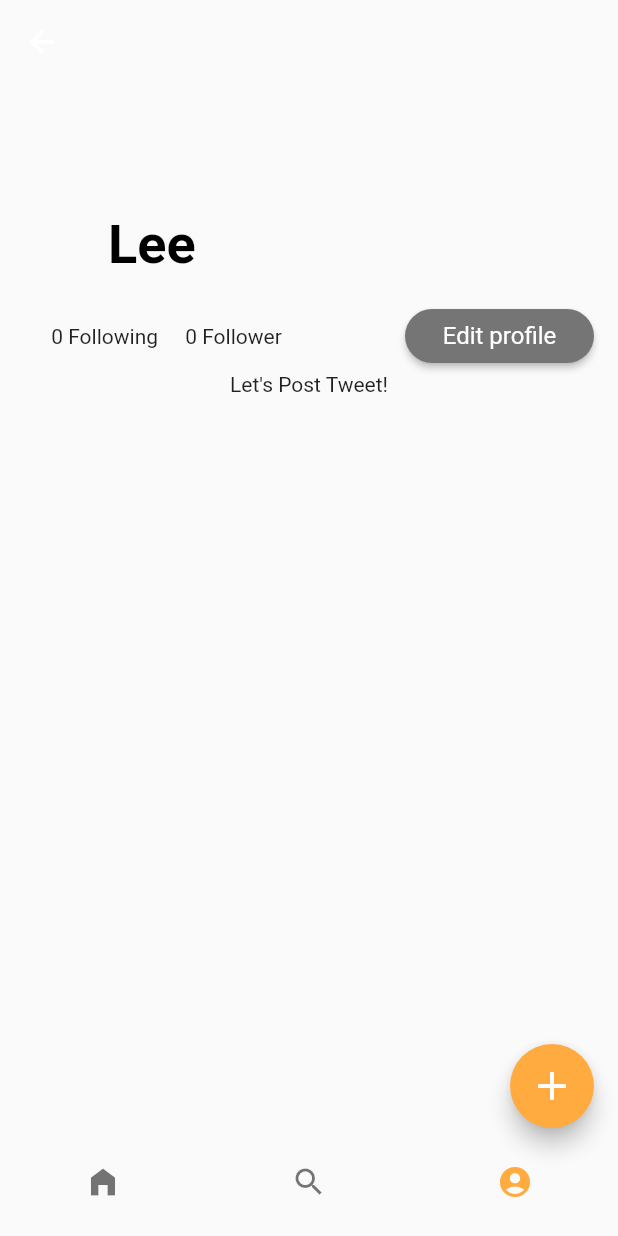
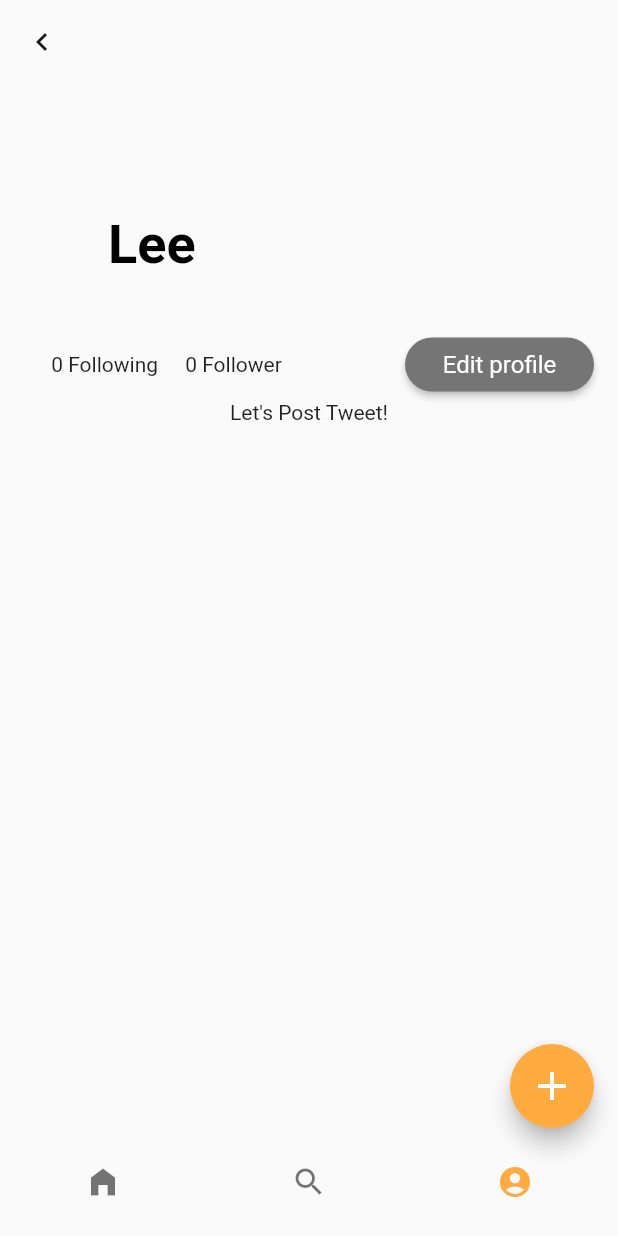
Before and after one commit to JunH1004/Twitter_Clone_FlutterWithSQL, a Flutter app: the HomePage screen opened directly, item 3 of the bottom bar chosen, on a phone screen of 412 x 824 dp. Run offline on Flutter 3.47's test engine with Material 2 defaults, Android fonts, the phone set to English and light mode, and no system bars; missing offline and left inert: mysql_client.

Commit message:
intro, 프로필 편집

```diff
--- a/twitter_clone/lib/main_style.dart
+++ b/twitter_clone/lib/main_style.dart
@@ -53,6 +53,12 @@ class MyButtonStyles{
     backgroundColor: mainTheme.canvasColor,
       side: BorderSide(width: 1, color: Colors.black)
   );
+  static final b3 = FilledButton.styleFrom(
+      shape: RoundedRectangleBorder(
+        borderRadius: BorderRadius.circular(32.0),
+      ),
+      backgroundColor: Colors.redAccent,
+  );
 }
 
 class CardStyles{
--- a/twitter_clone/lib/ui/home_page.dart
+++ b/twitter_clone/lib/ui/home_page.dart
@@ -6,7 +6,6 @@ import 'package:twitter_clone/ui/board.dart';
 import 'package:twitter_clone/ui/homepage_tabs/home_tab.dart';
 import 'package:twitter_clone/ui/homepage_tabs/search_tab.dart';
 import 'package:twitter_clone/ui/post_page.dart';
-import 'package:twitter_clone/ui/profile/my_profile_page.dart';
 import 'package:twitter_clone/ui/profile/profile_page.dart';
 import 'package:twitter_clone/user_info_provider.dart';
 
@@ -44,7 +43,7 @@ class _HomePageState extends State<HomePage> {
           body: [
             HomepageTab(),
             SearchTab(),
-            MyProfilePage(userID, userName)
+            ProfilePage(userID, context.watch<UserInfoProvider>().getUserName())
           ][_mainIndex],
           floatingActionButton: FloatingActionButton(
             backgroundColor: mainTheme.primaryColor,
--- a/twitter_clone/lib/ui/profile/my_profile_page.dart
+++ /dev/null
@@ -1,233 +0,0 @@
-import 'package:flutter/material.dart';
-import 'package:provider/provider.dart';
-import 'package:twitter_clone/database_provider.dart';
-import 'package:twitter_clone/main_style.dart';
-import 'package:twitter_clone/ui/board.dart';
-import 'package:twitter_clone/ui/components/follow_btn.dart';
-import 'package:twitter_clone/ui/profile/following_list_page.dart';
-import 'package:twitter_clone/user_info_provider.dart';
-
-import 'follower_list_page.dart';
-
-class MyProfilePage extends StatefulWidget {
-  int userId;
-  String userName;
-
-  MyProfilePage(this.userId, this.userName);
-
-  @override
-  State<MyProfilePage> createState() => _ProfilePageState();
-}
-
-class _ProfilePageState extends State<MyProfilePage> {
-  bool isMe = false;
-  int followingCount = 0;
-  int followerCount = 0;
-
-  @override
-  void initState() {
-    super.initState();
-    if (context.read<UserInfoProvider>().getUserId() == widget.userId) {
-      isMe = true;
-      print('isME');
-    }
-  }
-  Future<void> _refresh() async {
-    await Future.delayed(Duration(seconds: 1));
-    setState(() {
-      print('ref');
-    });
-  }
-
-  @override
-  Widget build(BuildContext context) {
-    print('my : ${widget.userId}');
-    return Scaffold(
-      body: RefreshIndicator(
-        onRefresh: _refresh,
-        child: CustomScrollView(
-          slivers: [
-            SliverAppBar(
-              pinned: true,
-              expandedHeight: 200.0,
-              backgroundColor: mainTheme.canvasColor,
-              flexibleSpace: FlexibleSpaceBar(
-                title: Text(widget.userName, style: MyTextStyles.h2_b),
-              ),
-            ),
-            SliverToBoxAdapter(
-              child: Container(
-                margin: EdgeInsets.fromLTRB(16, 0, 16, 0),
-                child: Row(
-                  mainAxisAlignment: MainAxisAlignment.spaceEvenly,
-                  children: [
-                    Expanded(
-                      child: UserFollowInfo(widget.userId, onUpdate: _updateCounts),
-                    ),
-                    Expanded(
-                        child:
-                        Container(
-                            margin: EdgeInsets.fromLTRB(64, 0, 0, 0),
-                            child:
-                            isMe == false?
-                            FollowBtn(widget.userId, onUpdate: _updateCounts)
-                                :
-                            ElevatedButton(
-                              style: MyButtonStyles.b1_off,
-                              onPressed: () {},
-                              child: Text("Edit profile", style: MyTextStyles.h3_w),
-                            )
-                        )
-                    ),
-                  ],
-                ),
-              ),
-            ),
-            UserTweets(widget.userId),
-          ],
-        ),
-      ),
-    );
-  }
-
-  // 팔로잉 및 팔로워 수 업데이트
-  void _updateCounts() {
-    setState(() {
-    });
-  }
-}
-
-class UserFollowInfo extends StatefulWidget {
-  UserFollowInfo(this.userID, {required this.onUpdate});
-
-  final int userID;
-  final Function() onUpdate;
-
-  @override
-  State<UserFollowInfo> createState() => _UserFollowInfoState();
-}
-
-class _UserFollowInfoState extends State<UserFollowInfo> {
-
-  @override
-  void initState() {
-    super.initState();
-  }
-
-  @override
-  Widget build(BuildContext context) {
-    return FutureBuilder<Map<String, dynamic>>(
-      future: DatabaseProvider().getUserInfo(widget.userID),
-      builder: (context, snapshot) {
-        if (snapshot.connectionState == ConnectionState.waiting) {
-          return Row(
-            mainAxisAlignment: MainAxisAlignment.spaceEvenly,
-            children: [
-              Text('0 Following'),
-              Text('0 Follower'),
-            ],
-          );
-        } else if (snapshot.hasError) {
-          return Row(
-            mainAxisAlignment: MainAxisAlignment.spaceEvenly,
-            children: [
-              Text('0 Following'),
-              Text('0 Follower'),
-            ],
-          );
-        } else if (!snapshot.hasData || snapshot.data!.isEmpty) {
-          return Row(
-            mainAxisAlignment: MainAxisAlignment.spaceEvenly,
-            children: [
-              Text('0 Following'),
-              Text('0 Follower'),
-            ],
-          );
-        } else {
-          Map<String, dynamic> userInfo = snapshot.data!;
-          int following = int.parse(userInfo['following_cnt']);
-          int followers = int.parse(userInfo['follower_cnt']); // 업데이트 콜백 호출
-
-          return Row(
-            mainAxisAlignment: MainAxisAlignment.spaceEvenly,
-            children: [
-              TextButton(
-                onPressed: (){
-                  Navigator.push(context, MaterialPageRoute(
-                      builder: (BuildContext context) =>
-                          FollowingListPage(int.parse(userInfo['user_id']))
-                  ));
-                },
-                child: Text('$following Following'),
-              ),
-              TextButton(
-                onPressed: (){
-                  Navigator.push(context, MaterialPageRoute(
-                      builder: (BuildContext context) =>
-                          FollowerListPage(int.parse(userInfo['user_id']))
-                  ));
-                },
-                child:Text('$followers Follower'),
-              ),
-            ],
-          );
-        }
-      },
-    );
-  }
-}
-
-class UserTweets extends StatefulWidget {
-  UserTweets(this.userID);
-
-  int userID;
-
-  @override
-  State<UserTweets> createState() => _UserTweetsState();
-}
-
-class _UserTweetsState extends State<UserTweets> {
-  @override
-  Widget build(BuildContext context) {
-    return FutureBuilder<List<Map<String, dynamic>>>(
-      future: DatabaseProvider().getUserTweets(widget.userID),
-      builder: (context, snapshot) {
-        if (snapshot.connectionState == ConnectionState.waiting) {
-          return SliverToBoxAdapter(
-            child: Center(
-              child: CircularProgressIndicator(),
-            ),
-          );
-        } else if (snapshot.hasError) {
-          return SliverToBoxAdapter(
-            child: Center(
-              child: Text('Error: ${snapshot.error}'),
-            ),
-          );
-        } else if (!snapshot.hasData || snapshot.data!.isEmpty) {
-          return SliverToBoxAdapter(
-            child: Center(
-              child: Text("Let's Post Tweet!",),
-            ),
-          );
-        } else {
-          List<Map<String, dynamic>> tweets = snapshot.data!;
-          return SliverList(
-            delegate: SliverChildBuilderDelegate(
-                  (BuildContext context, int index) {
-                return Board(
-                  int.parse(tweets[index]['tweet_id']),
-                  int.parse(tweets[index]['user_id']),
-                  tweets[index]['user_name'].toString(),
-                  tweets[index]['created_at'].toString(),
-                  tweets[index]['content'].toString(),
-                );
-              },
-              childCount: tweets.length,
-            ),
-          );
-        }
-      },
-    );
-  }
-}
--- a/twitter_clone/lib/ui/profile/profile_page.dart
+++ b/twitter_clone/lib/ui/profile/profile_page.dart
@@ -7,12 +7,12 @@ import 'package:twitter_clone/ui/components/follow_btn.dart';
 import 'package:twitter_clone/ui/profile/following_list_page.dart';
 import 'package:twitter_clone/user_info_provider.dart';
 
+import '../config_page.dart';
 import 'follower_list_page.dart';
 
 class ProfilePage extends StatefulWidget {
   int userId;
   String userName;
-
   ProfilePage(this.userId, this.userName);
 
   @override
@@ -21,8 +21,6 @@ class ProfilePage extends StatefulWidget {
 
 class _ProfilePageState extends State<ProfilePage> {
   bool isMe = false;
-  int followingCount = 0;
-  int followerCount = 0;
 
   @override
   void initState() {
@@ -31,6 +29,14 @@ class _ProfilePageState extends State<ProfilePage> {
       isMe = true;
       print('isME');
     }
+    getUserIntro();
+  }
+  Future<void> getUserIntro() async {
+    Map<String, dynamic> userInfo = await context.read<DatabaseProvider>().getUserInfo(widget.userId);
+    setState(() {
+      String intro = userInfo['intro'] ?? "";
+      context.read<UserInfoProvider>().setIntro(intro);
+    });
   }
   Future<void> _refresh() async {
     await Future.delayed(Duration(seconds: 1));
@@ -53,17 +59,22 @@ class _ProfilePageState extends State<ProfilePage> {
               flexibleSpace: FlexibleSpaceBar(
                 title: Text(widget.userName, style: MyTextStyles.h2_b),
               ),
-              leading: IconButton(
+              leading: Navigator.of(context).canPop()
+                  ? IconButton(
                 icon: Icon(Icons.keyboard_arrow_left, color: MyColors.black),
                 onPressed: () {
-                  Navigator.pop(context, (route) => route.isFirst);
+                  Navigator.pop(context);
                 },
-              ),
+              )
+                  : null,
             ),
             SliverToBoxAdapter(
               child: Container(
                 margin: EdgeInsets.fromLTRB(16, 0, 16, 0),
-                child: Row(
+                child: Column(
+                  children: [
+                    Text(context.watch<UserInfoProvider>().getIntro(), style: MyTextStyles.h3),
+                    Row(
                       mainAxisAlignment: MainAxisAlignment.spaceEvenly,
                       children: [
                         Expanded(
@@ -79,10 +90,17 @@ class _ProfilePageState extends State<ProfilePage> {
                                   :
                                   ElevatedButton(
                                     style: MyButtonStyles.b1_off,
-                                onPressed: () {},
+                                    onPressed: () {
+                                      Navigator.push(context, MaterialPageRoute(
+                                          builder: (BuildContext context) =>
+                                              ConfigPage()
+                                      ));
+                                    },
                                     child: Text("Edit profile", style: MyTextStyles.h3_w),
                                   )
                               )
+                        ),
+                      ],
                     ),
                   ],
                 ),
--- a/twitter_clone/lib/user_info_provider.dart
+++ b/twitter_clone/lib/user_info_provider.dart
@@ -4,6 +4,7 @@ import 'package:twitter_clone/database_provider.dart';
 class UserInfoProvider extends ChangeNotifier {
   int _userId = 1;
   String _userName = "Lee";
+  String _intro = "";
   int getUserId(){
     return _userId;
   }
@@ -18,4 +19,13 @@ class UserInfoProvider extends ChangeNotifier {
     _userName = s;
     notifyListeners();
   }
+
+  String getIntro(){
+    return _intro;
+  }
+  void setIntro(String s)  {
+    _intro = s;
+    notifyListeners();
+  }
+
 }
```
Also changed, not shown: twitter_clone/lib/database_provider.dart (+18 -10 lines), twitter_clone/lib/ui/config_page.dart (added, +125 -0 lines). Lines whose indentation alone changed are shown as unchanged.
